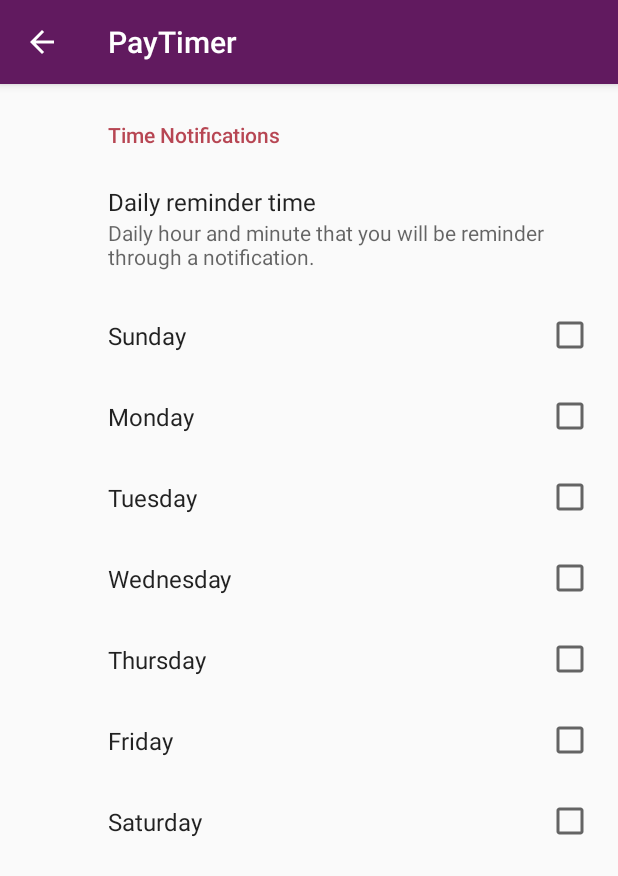
After one commit to Erezbiox1/PayTimer, an Android app: the TimeNotificationsActivity screen opened directly, with no data from a screen before it, on a phone screen of 412 x 824 dp. The commit adds this screen. Shown: the top 876 px of the screen. Run offline under Robolectric (Android 15) with nearby library versions, the phone set to English and light mode, and no system bars; our stand-ins replace androidx.preference; 1 statement that could not run was skipped.

Commit message:
Added timed notifications

```diff
--- /dev/null
+++ b/app/src/main/java/com/erezbiox1/paytimer/activities/TimeNotificationsActivity.java
@@ -0,0 +1,84 @@
+/*
+ * Copyright (c) 2020. Erez Rotem, All rights reserved.
+ */
+
+package com.erezbiox1.paytimer.activities;
+
+import android.app.AlarmManager;
+import android.app.PendingIntent;
+import android.content.Context;
+import android.content.Intent;
+import android.content.SharedPreferences;
+import android.os.Bundle;
+import android.os.IBinder;
+import android.view.MenuItem;
+import android.widget.Toast;
+
+import androidx.annotation.NonNull;
+import androidx.appcompat.app.ActionBar;
+import androidx.appcompat.app.AppCompatActivity;
+import androidx.core.app.ActivityCompat;
+import androidx.preference.Preference;
+import androidx.preference.PreferenceFragmentCompat;
+import androidx.preference.PreferenceManager;
+import androidx.preference.SeekBarPreference;
+
+import com.erezbiox1.paytimer.R;
+import com.erezbiox1.paytimer.background.receivers.GeofenceReceiver;
+import com.erezbiox1.paytimer.utils.LocationController;
+import com.erezbiox1.paytimer.utils.ReminderController;
+import com.erezbiox1.paytimer.utils.TimeNotificationsController;
+import com.erezbiox1.paytimer.views.preferences.ButtonPreference;
+
+import java.text.SimpleDateFormat;
+import java.util.Calendar;
+import java.util.Locale;
+import java.util.Objects;
+
+import static android.Manifest.permission.ACCESS_COARSE_LOCATION;
+import static android.Manifest.permission.ACCESS_FINE_LOCATION;
+
+public class TimeNotificationsActivity extends AppCompatActivity implements SharedPreferences.OnSharedPreferenceChangeListener {
+
+    @Override
+    protected void onCreate(Bundle savedInstanceState) {
+        super.onCreate(savedInstanceState);
+        setContentView(R.layout.settings_activity);
+        getSupportFragmentManager()
+                .beginTransaction()
+                .replace(R.id.settings, new SettingsFragment())
+                .commit();
+
+        ActionBar actionBar = getSupportActionBar();
+        if (actionBar != null) {
+            actionBar.setDisplayHomeAsUpEnabled(true);
+        }
+
+        SharedPreferences prefs = PreferenceManager.getDefaultSharedPreferences(getApplicationContext());
+        prefs.registerOnSharedPreferenceChangeListener(this);
+    }
+
+    @Override
+    public void onSharedPreferenceChanged(SharedPreferences sharedPreferences, String key) {
+        if(!key.equals("time_notifications") && !key.equals("time_notifications_enabled")) return;
+
+        TimeNotificationsController.rescheduleNotification(this);
+    }
+
+    @Override
+    public boolean onOptionsItemSelected(MenuItem item) {
+        if(item.getItemId() == R.id.home){
+            finish();
+            return true;
+        }
+
+        return super.onOptionsItemSelected(item);
+    }
+
+    public static class SettingsFragment extends PreferenceFragmentCompat {
+        @Override
+        public void onCreatePreferences(Bundle savedInstanceState, String rootKey) {
+            setPreferencesFromResource(R.xml.time_preferences, rootKey);
+        }
+    }
+}
--- a/app/src/main/java/com/erezbiox1/paytimer/background/receivers/BootupReceiver.java
+++ b/app/src/main/java/com/erezbiox1/paytimer/background/receivers/BootupReceiver.java
@@ -10,6 +10,7 @@
 import android.util.Log;
 
 import com.erezbiox1.paytimer.utils.LocationController;
+import com.erezbiox1.paytimer.utils.TimeNotificationsController;
 
 public class BootupReceiver extends BroadcastReceiver {
 
@@ -17,6 +18,7 @@
     public void onReceive(Context context, Intent intent) {
         Log.d("BootupReceiver", "Booting up, adding geofence.");
         new LocationController(context).addGeofence(true);
+        TimeNotificationsController.rescheduleNotification(context);
     }
 
 }
--- /dev/null
+++ b/app/src/main/java/com/erezbiox1/paytimer/views/preferences/TimePreference.java
@@ -0,0 +1,64 @@
+/*
+ * Copyright (c) 2020. Erez Rotem, All rights reserved.
+ */
+
+package com.erezbiox1.paytimer.views.preferences;
+
+import android.content.Context;
+import android.util.AttributeSet;
+import android.view.View;
+
+import androidx.preference.Preference;
+import androidx.preference.PreferenceManager;
+import androidx.preference.PreferenceViewHolder;
+
+import com.erezbiox1.paytimer.R;
+import com.erezbiox1.paytimer.views.spinners.TimeSpinner;
+
+import java.text.SimpleDateFormat;
+import java.util.Calendar;
+import java.util.Locale;
+
+public class TimePreference extends Preference implements TimeSpinner.OnSpinnerTimeSelect {
+
+    private TimeSpinner timeSpinner;
+    private int hour, minute;
+
+    public TimePreference(Context context, AttributeSet attrs) {
+        super(context, attrs);
+        setWidgetLayoutResource(R.layout.pref_time);
+
+        loadTime();
+    }
+
+    @Override
+    public void onBindViewHolder(PreferenceViewHolder holder) {
+        super.onBindViewHolder(holder);
+
+        holder.itemView.setClickable(false);
+        timeSpinner = (TimeSpinner) holder.findViewById(R.id.time_pref_spinner);
+
+        timeSpinner.setHour(hour);
+        timeSpinner.setMinute(minute);
+        timeSpinner.setOnSpinnerTimeSelect(this);
+    }
+
+    private void loadTime(){
+        String defaultTime = new SimpleDateFormat("HH:mm", Locale.getDefault()).format(System.currentTimeMillis());
+        String time = PreferenceManager.getDefaultSharedPreferences(getContext()).getString(getKey(), defaultTime);
+        String[] split = time.split(":");
+        hour = Integer.parseInt(split[0]);
+        minute = Integer.parseInt(split[1]);
+    }
+
+    private void saveTime(){
+        hour = timeSpinner.getHour();
+        minute = timeSpinner.getMinute();
+        persistString(String.format(Locale.getDefault(), "%02d:%02d", hour, minute));
+    }
+
+    @Override
+    public void onTimeSelect(TimeSpinner spinner) {
+        saveTime();
+    }
+}
--- a/app/src/main/java/com/erezbiox1/paytimer/views/spinners/TimeSpinner.java
+++ b/app/src/main/java/com/erezbiox1/paytimer/views/spinners/TimeSpinner.java
@@ -68,7 +68,7 @@
     /**
      * Callback interface, will be called when the dialog finishes.
      */
-    interface OnSpinnerTimeSelect {
+    public interface OnSpinnerTimeSelect {
         void onTimeSelect(TimeSpinner spinner);
     }
 
--- a/app/src/main/res/values/strings.xml
+++ b/app/src/main/res/values/strings.xml
@@ -65,5 +65,15 @@
     <string name="no_shifts">No shifts</string>
     <string name="confirm">Confirm</string>
     <string name="cancel">Cancel</string>
+    <string name="time_notifications_catg">Time Notifications</string>
+    <string name="time_notifications_daily_reminder_time">Daily reminder time</string>
+    <string name="time_notifications_time_desc">Daily hour and minute that you will be reminder through a notification.</string>
+    <string name="time_notifications_sunday">Sunday</string>
+    <string name="time_notifications_monday">Monday</string>
+    <string name="time_notifications_tuesday">Tuesday</string>
+    <string name="time_notifications_wednesday">Wednesday</string>
+    <string name="time_notifications_thursday">Thursday</string>
+    <string name="time_notifications_friday">Friday</string>
+    <string name="time_notifications_saturday">Saturday</string>
 
 </resources>
--- a/app/src/main/res/xml/root_preferences.xml
+++ b/app/src/main/res/xml/root_preferences.xml
@@ -66,14 +66,14 @@
             app:defaultValue="true" />
 
         <CheckBoxPreference
-            app:key="time_notifications"
+            app:key="time_notifications_enabled"
             app:title="@string/settings_time_based_reminders"
             app:summary="@string/settings_time_reminders_text"
             app:defaultValue="false"
             app:persistent="true"/>
 
         <com.erezbiox1.paytimer.views.preferences.ButtonPreference
-            app:dependency="time_notifications"
+            app:dependency="time_notifications_enabled"
             app:key="pick_time"
             app:title="@string/settings_pick_time"
             app:defaultValue="true" />
--- /dev/null
+++ b/app/src/main/res/xml/time_preferences.xml
@@ -0,0 +1,54 @@
+<?xml version="1.0" encoding="utf-8"?>
+<!--
+  ~ Copyright (c) 2020. Erez Rotem, All rights reserved.
+  -->
+
+<PreferenceScreen
+    xmlns:app="http://schemas.android.com/apk/res-auto"
+    xmlns:android="http://schemas.android.com/apk/res/android" >
+
+    <PreferenceCategory app:title="@string/time_notifications_catg">
+
+        <com.erezbiox1.paytimer.views.preferences.TimePreference
+            app:key="time_notifications"
+            app:title="@string/time_notifications_daily_reminder_time"
+            app:summary="@string/time_notifications_time_desc"
+            app:persistent="true" />
+
+        <CheckBoxPreference
+            app:key="time_notifications_day_sunday"
+            app:title="@string/time_notifications_sunday"
+            app:persistent="true" />
+
+        <CheckBoxPreference
+            app:key="time_notifications_day_monday"
+            app:title="@string/time_notifications_monday"
+            app:persistent="true" />
+
+        <CheckBoxPreference
+            app:key="time_notifications_day_tuesday"
+            app:title="@string/time_notifications_tuesday"
+            app:persistent="true" />
+
+        <CheckBoxPreference
+            app:key="time_notifications_day_wednesday"
+            app:title="@string/time_notifications_wednesday"
+            app:persistent="true" />
+
+        <CheckBoxPreference
+            app:key="time_notifications_day_thursday"
+            app:title="@string/time_notifications_thursday"
+            app:persistent="true" />
+
+        <CheckBoxPreference
+            app:key="time_notifications_day_friday"
+            app:title="@string/time_notifications_friday"
+            app:persistent="true" />
+
+        <CheckBoxPreference
+            app:key="time_notifications_day_saturday"
+            app:title="@string/time_notifications_saturday"
+            app:persistent="true" />
+    </PreferenceCategory>
+
+</PreferenceScreen>
```
Also changed, not shown: app/src/main/AndroidManifest.xml (+21 -12 lines), app/src/main/java/com/erezbiox1/paytimer/activities/SettingsActivity.java (+8 -16 lines), app/src/main/java/com/erezbiox1/paytimer/background/receivers/TimeNotificationsReceiver.java (added, +39 -0 lines), app/src/main/java/com/erezbiox1/paytimer/utils/TimeNotificationsController.java (added, +67 -0 lines), app/src/main/res/layout/pref_time.xml (added, +15 -0 lines), 1 other file.
